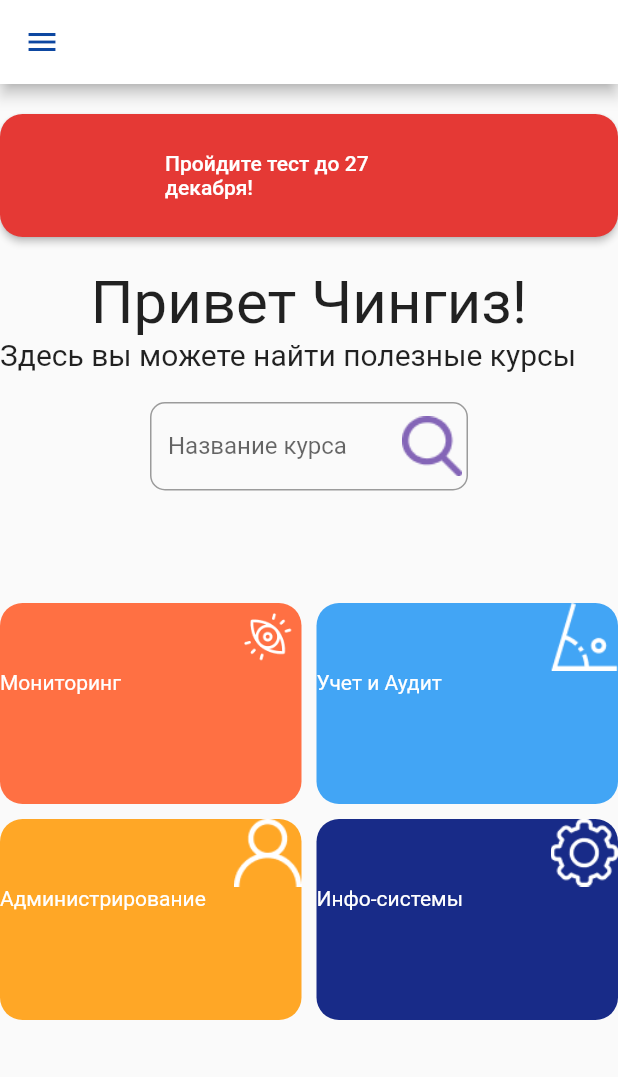
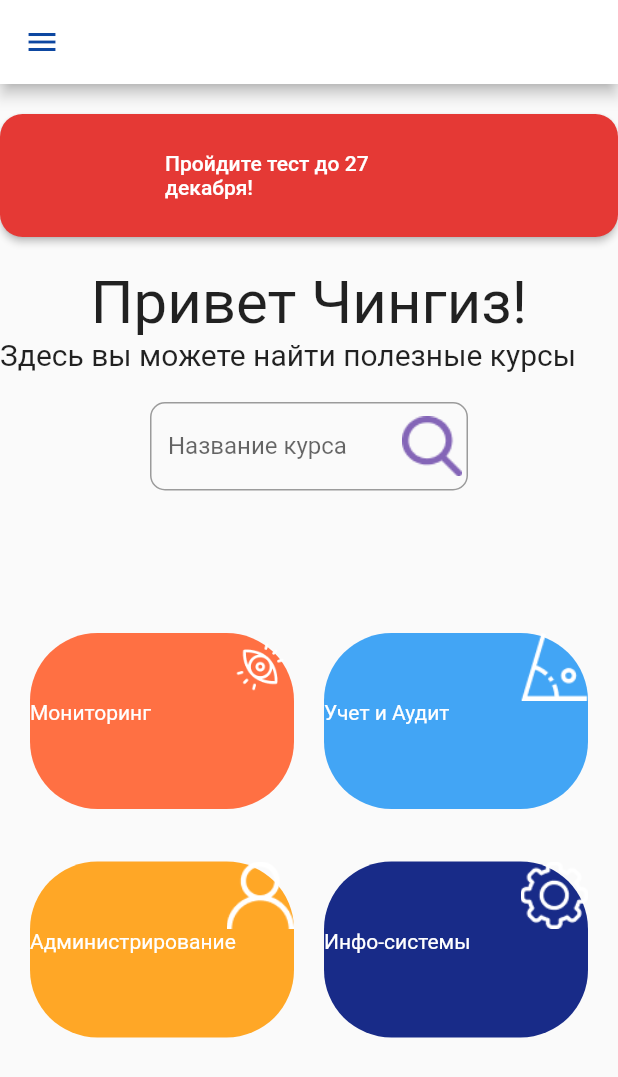
Before and after one commit to meow1e/kaz_post, a Flutter app: the HomeScreenContent screen opened directly, on a phone screen of 412 x 824 dp. Shown: the top 1077 px of the screen. Run offline on Flutter 3.47's test engine with Material 2 defaults, Android fonts, the phone set to English and light mode, and no system bars.

```diff
--- a/lib/homeScreen/home_screen.dart
+++ b/lib/homeScreen/home_screen.dart
@@ -85,19 +85,19 @@ class _HomeScreenContentState extends State<HomeScreenContent> {
                 ),
             ),
              const SizedBox(height: 55),
-            GridView.builder(
+            GridView.builder(padding: EdgeInsets.all(20),
               shrinkWrap: true,
                 gridDelegate: const SliverGridDelegateWithFixedCrossAxisCount(
                     crossAxisCount:2,
                 childAspectRatio: 1.5,
-                crossAxisSpacing: 10,
-                mainAxisSpacing: 10),
+                crossAxisSpacing: 20,
+                mainAxisSpacing: 35),
               itemCount: colors.length,
                 itemBuilder: (context, index){
                   return Container(
                     decoration: BoxDecoration(
                         color: colors[index],
-                      borderRadius: BorderRadius.circular(15)
+                      borderRadius: BorderRadius.circular(45)
                     ),
                     child: Column(
                       children: [
```
